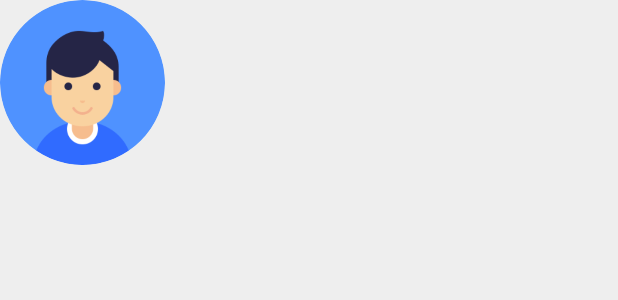
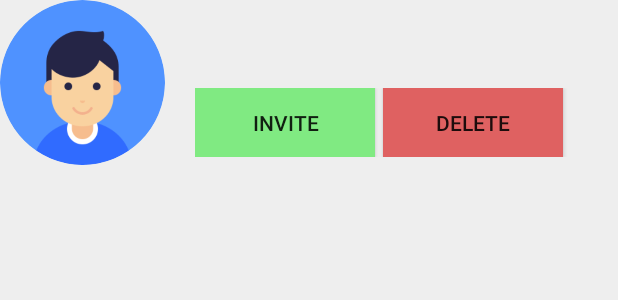
Before and after one commit to randikawann/COMOAndroid, an Android app: the layout user_list_layout.xml on its own in the app's theme, with its tools: preview values and no code run, on a phone screen of 412 x 824 dp. Shown: the top 300 px of the screen. Run offline under Robolectric (Android 15) with nearby library versions, the phone set to English and light mode, and no system bars.

Commit message:
button added to al users intent

```diff
--- a/app/src/main/java/com/example/randikawann/cocoapp2/ImageAdapter.java
+++ b/app/src/main/java/com/example/randikawann/cocoapp2/ImageAdapter.java
@@ -2,7 +2,6 @@ package com.example.randikawann.cocoapp2;
 
 import android.annotation.SuppressLint;
 import android.content.Context;
-import android.media.Image;
 import android.support.annotation.NonNull;
 import android.support.v7.widget.RecyclerView;
 import android.view.LayoutInflater;
@@ -10,13 +9,9 @@ import android.view.View;
 import android.view.ViewGroup;
 import android.widget.TextView;
 
-import com.squareup.picasso.Picasso;
-
 import java.util.List;
 
 import de.hdodenhof.circleimageview.CircleImageView;
-
-import static com.example.randikawann.cocoapp2.R.drawable.defaultuser;
 
 public class ImageAdapter extends RecyclerView.Adapter<ImageAdapter.ImageViewHolder> {
     private Context mContext;
@@ -29,7 +24,7 @@ public class ImageAdapter extends RecyclerView.Adapter<ImageAdapter.ImageViewHol
     @NonNull
     @Override
     public ImageViewHolder onCreateViewHolder(@NonNull ViewGroup parent , int viewType) {
-        View v = LayoutInflater.from(mContext).inflate(R.layout.image_item, parent, false);
+        View v = LayoutInflater.from(mContext).inflate(R.layout.user_list_layout , parent, false);
         return new ImageViewHolder(v);
 
     }
--- a/app/src/main/res/layout/image_item.xml
+++ b/app/src/main/res/layout/user_list_layout.xml
@@ -1,5 +1,6 @@
 <?xml version="1.0" encoding="utf-8"?>
 <LinearLayout xmlns:android="http://schemas.android.com/apk/res/android"
+    xmlns:tools="http://schemas.android.com/tools"
     android:orientation="vertical" android:layout_width="match_parent"
     android:layout_height="130dp">
 
@@ -15,7 +16,8 @@
             android:src="@drawable/defaultuser"/>
 
         <LinearLayout
-
+            android:layout_marginTop="20dp"
+            android:layout_marginLeft="20dp"
             android:layout_width="match_parent"
             android:layout_height="wrap_content"
             android:orientation="vertical">
@@ -29,6 +31,25 @@
                 android:id="@+id/user_status_layout"
                 android:layout_width="match_parent"
                 android:layout_height="wrap_content" />
+            <LinearLayout
+                android:layout_marginBottom="15dp"
+                android:layout_width="match_parent"
+                android:layout_height="wrap_content"
+                android:orientation="horizontal">
+
+                <Button
+                    android:background="@color/green"
+                    android:layout_width="120dp"
+                    android:layout_height="wrap_content"
+                    tools:text="Invite" />
+
+                <Button
+                    android:background="@color/red"
+                    android:layout_marginLeft="5dp"
+                    android:layout_width="120dp"
+                    android:layout_height="wrap_content"
+                    tools:text="Delete" />
+            </LinearLayout>
         </LinearLayout>
     </LinearLayout>
 
--- a/app/src/main/res/values/colors.xml
+++ b/app/src/main/res/values/colors.xml
@@ -3,6 +3,8 @@
     <color name="colorPrimary">#616161</color>
     <color name="colorPrimaryDark">#212121</color>
     <color name="colorAccent">#FF4081</color>
+    <color name="red">#df6161</color>
+    <color name="green">#80ea82</color>
 
     <color name="backgroundColor">#EEEEEE</color>
 </resources>
```
Also changed, not shown: app/src/main/java/com/example/randikawann/cocoapp2/AllUsers.java (deleted, +0 -40 lines).
